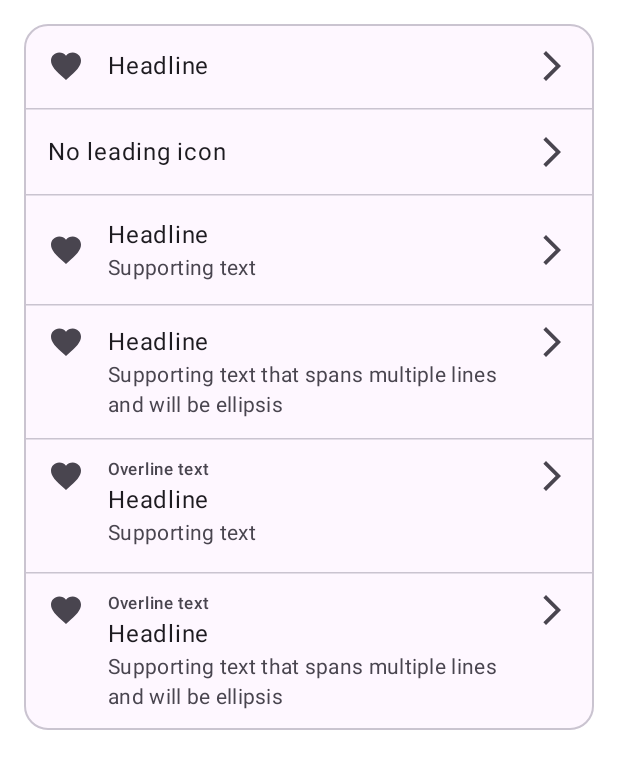
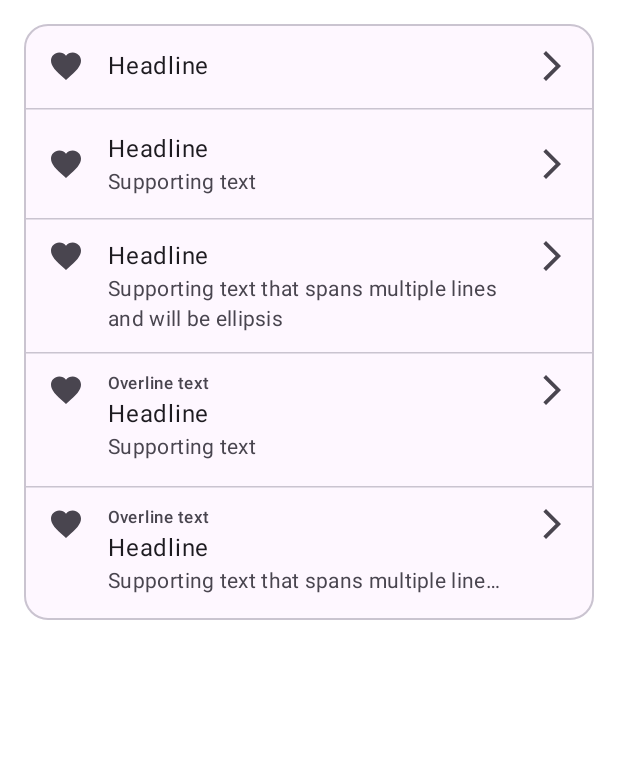
Before and after one commit to bmcano/android-shared-components, an Android app built with Jetpack Compose: the @Preview function SingleListItemPreview, on a phone screen of 412 x 824 dp. Shown: the top 769 px of the screen. Run offline under Robolectric (Android 15) with nearby library versions, the light colour scheme and no system bars.

Commit message:
Updated ListItem composables, and then made the content page

```diff
--- a/app/src/main/java/com/brandoncano/m3components/ui/screens/component/ComponentScreen.kt
+++ b/app/src/main/java/com/brandoncano/m3components/ui/screens/component/ComponentScreen.kt
@@ -98,7 +98,7 @@ fun ComponentScreen(
                 Component.EXTENDED_FAB -> { } // TODO
                 Component.FAB -> { } // TODO - Look into FAB menu
                 Component.ICON_BUTTONS -> { } // TODO - Might have toggle option
-                Component.LISTS -> { } // TODO
+                Component.LISTS -> ListItemContent() // Complete
                 Component.MENUS -> { }
                 Component.NAVIGATION_BAR -> { }
                 Component.NAVIGATION_DRAWER -> { }
--- a/library/src/main/java/com/brandoncano/sharedcomponents/m3/ListsComposables.kt
+++ b/library/src/main/java/com/brandoncano/sharedcomponents/m3/ListsComposables.kt
@@ -1,5 +1,4 @@
 package com.brandoncano.sharedcomponents.m3
-
 
 import androidx.compose.foundation.layout.Column
 import androidx.compose.foundation.layout.padding
@@ -20,17 +19,18 @@ import androidx.compose.ui.text.style.TextOverflow
 import androidx.compose.ui.unit.dp
 import com.brandoncano.sharedcomponents.composables.AppComponentPreviews
 
-// Notes:
-// - Leaving leadingContent as generic
-// - headline, overline, and supporting contents will be string inputs default text styles
-// - trailing content will make an imageVector
-// might want options for colors since it overlaps card fill
-
-// single line
-// double line
-//
+// https://m3.material.io/components/lists/overview
+// https://developer.android.com/reference/kotlin/androidx/compose/material3/package-summary#ListItem(kotlin.Function0,androidx.compose.ui.Modifier,kotlin.Function0,kotlin.Function0,kotlin.Function0,kotlin.Function0,androidx.compose.material3.ListItemColors,androidx.compose.ui.unit.Dp,androidx.compose.ui.unit.Dp)
 
 /**
+ * A single-line list item.
+ *
+ * @param headlineText The primary text, truncated to one line.
+ * @param modifier Modifier for styling and layout.
+ * @param leadingContent Optional composable shown at the start (e.g., an icon).
+ * @param trailingImage Optional icon displayed at the end.
+ * @param containerColor Background color of the list item.
+ *
  * Note: MaterialTheme.colorScheme.surfaceContainerHighest is the color for a [androidx.compose.material3.Card].
  */
 @Composable
@@ -50,8 +50,8 @@ fun M3SingleLineListItem(
             )
         },
         modifier = modifier,
-        overlineContent = null,
-        supportingContent = null,
+        overlineContent = null, // Default parameter
+        supportingContent = null, // Default parameter
         leadingContent = leadingContent,
         trailingContent = {
             trailingImage?.let {
@@ -63,19 +63,32 @@ fun M3SingleLineListItem(
             }
         },
         colors = ListItemDefaults.colors(containerColor = containerColor),
-        tonalElevation = ListItemDefaults.Elevation,
-        shadowElevation = ListItemDefaults.Elevation,
+        tonalElevation = ListItemDefaults.Elevation, // Default parameter
+        shadowElevation = ListItemDefaults.Elevation, // Default parameter
     )
 }
 
+/**
+ * A multi-line list item with optional overline and supporting text.
+ *
+ * @param headlineText The primary title text, truncated to one line.
+ * @param modifier Modifier for styling and layout.
+ * @param overlineText Optional small text displayed above the headline.
+ * @param supportingText Optional secondary text, up to two lines.
+ * @param leadingContent Optional composable shown at the start (e.g., an avatar).
+ * @param trailingContent Optional icon displayed at the end.
+ * @param containerColor Background color of the list item.
+ *
+ * Note: MaterialTheme.colorScheme.surfaceContainerHighest is the color for a [androidx.compose.material3.Card].
+ */
 @Composable
-fun M3MultiLineListItem(
+fun M3ListItem(
     headlineText: String,
     modifier: Modifier = Modifier,
     overlineText: String? = null,
     supportingText: String? = null,
-    leadingContent:  @Composable (() -> Unit)? = null,
-    trailingImage: ImageVector? = null,
+    leadingContent: @Composable (() -> Unit)? = null,
+    trailingContent: @Composable (() -> Unit)? = null,
     containerColor: Color = MaterialTheme.colorScheme.surface,
 ) {
     ListItem(
@@ -101,23 +114,15 @@ fun M3MultiLineListItem(
                 Text(
                     text = supportingText,
                     overflow = TextOverflow.Ellipsis,
-                    maxLines = 2,
+                    maxLines = if (overlineText == null) 2 else 1,
                 )
             }
         },
         leadingContent = leadingContent,
-        trailingContent = {
-            trailingImage?.let {
-                Icon(
-                    imageVector = trailingImage,
-                    contentDescription = null,
-                    modifier = Modifier.size(24.dp),
-                )
-            }
-        },
+        trailingContent = trailingContent,
         colors = ListItemDefaults.colors(containerColor = containerColor),
-        tonalElevation = ListItemDefaults.Elevation,
-        shadowElevation = ListItemDefaults.Elevation,
+        tonalElevation = ListItemDefaults.Elevation, // Default parameter
+        shadowElevation = ListItemDefaults.Elevation, // Default parameter
     )
 }
 
@@ -137,12 +142,7 @@ private fun SingleListItemPreview() {
                 trailingImage = Icons.AutoMirrored.Filled.ArrowForwardIos
             )
             M3Divider()
-            M3SingleLineListItem(
-                headlineText = "No leading icon",
-                trailingImage = Icons.AutoMirrored.Filled.ArrowForwardIos
-            )
-            M3Divider()
-            M3MultiLineListItem(
+            M3ListItem(
                 headlineText = "Headline",
                 supportingText = "Supporting text",
                 leadingContent = {
@@ -151,10 +151,15 @@ private fun SingleListItemPreview() {
                         contentDescription = null,
                     )
                 },
-                trailingImage = Icons.AutoMirrored.Filled.ArrowForwardIos
+                trailingContent = {
+                    Icon(
+                        imageVector = Icons.AutoMirrored.Filled.ArrowForwardIos,
+                        contentDescription = null,
+                    )
+                },
             )
             M3Divider()
-            M3MultiLineListItem(
+            M3ListItem(
                 headlineText = "Headline",
                 supportingText = "Supporting text that spans multiple lines and will be ellipsis",
                 leadingContent = {
@@ -163,10 +168,15 @@ private fun SingleListItemPreview() {
                         contentDescription = null,
                     )
                 },
-                trailingImage = Icons.AutoMirrored.Filled.ArrowForwardIos
+                trailingContent = {
+                    Icon(
+                        imageVector = Icons.AutoMirrored.Filled.ArrowForwardIos,
+                        contentDescription = null,
+                    )
+                },
             )
             M3Divider()
-            M3MultiLineListItem(
+            M3ListItem(
                 headlineText = "Headline",
                 overlineText = "Overline text",
                 supportingText = "Supporting text",
@@ -176,10 +186,15 @@ private fun SingleListItemPreview() {
                         contentDescription = null,
                     )
                 },
-                trailingImage = Icons.AutoMirrored.Filled.ArrowForwardIos
+                trailingContent = {
+                    Icon(
+                        imageVector = Icons.AutoMirrored.Filled.ArrowForwardIos,
+                        contentDescription = null,
+                    )
+                },
             )
             M3Divider()
-            M3MultiLineListItem(
+            M3ListItem(
                 headlineText = "Headline",
                 overlineText = "Overline text",
                 supportingText = "Supporting text that spans multiple lines and will be ellipsis",
@@ -189,7 +204,12 @@ private fun SingleListItemPreview() {
                         contentDescription = null,
                     )
                 },
-                trailingImage = Icons.AutoMirrored.Filled.ArrowForwardIos
+                trailingContent = {
+                    Icon(
+                        imageVector = Icons.AutoMirrored.Filled.ArrowForwardIos,
+                        contentDescription = null,
+                    )
+                },
             )
         }
     }
```
Also changed, not shown: app/src/main/java/com/brandoncano/m3components/ui/screens/component/ListItemContent.kt (added, +117 -0 lines), app/src/main/java/com/brandoncano/m3components/util/ComponentCardPOContentDeriver.kt (+16 -10 lines), app/src/main/res/values/strings.xml (+13 -0 lines), library/src/main/java/com/brandoncano/sharedcomponents/m3/SwitchComposables.kt (+12 -4 lines).
